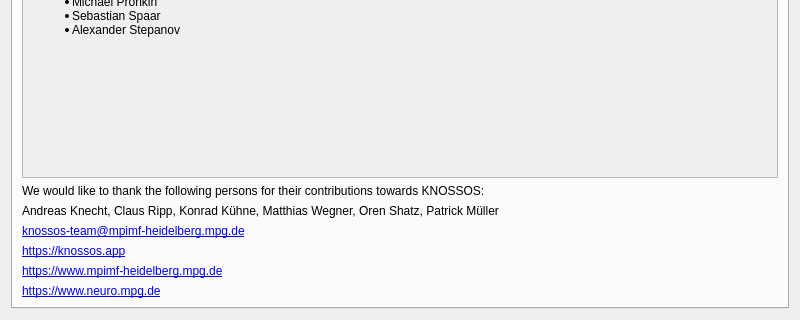
The window that widgets/aboutdialog.ui (knossos-project/knossos) describes before a commit, drawn with Qt 5; both pictures show x 0 to 800 and y 415 to 735 of the 800 by 735 pixel window.
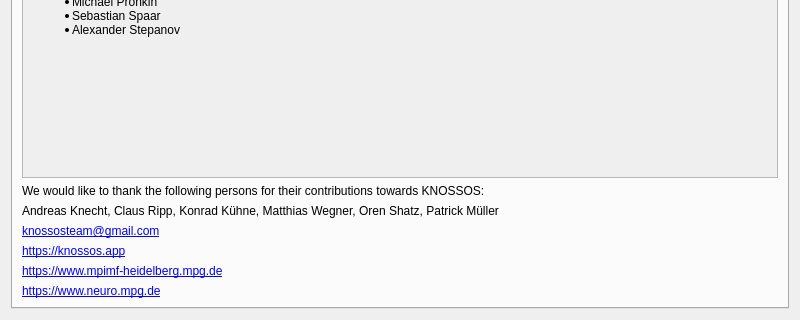
The same window after the commit. Icons and pictures are not drawn.

Patch:
```diff
--- a/widgets/aboutdialog.ui
+++ b/widgets/aboutdialog.ui
@@ -267,7 +267,7 @@
          <item>
           <widget class="QLabel" name="emailLabel">
            <property name="text">
-            <string>&lt;a href=&quot;mailto:knossos-team@mpimf-heidelberg.mpg.de&quot;&gt;knossos-team@mpimf-heidelberg.mpg.de&lt;/a&gt;</string>
+            <string>&lt;a href=&quot;mailto:knossosteam@gmail.com&quot;&gt;knossosteam@gmail.com&lt;/a&gt;</string>
            </property>
            <property name="openExternalLinks">
             <bool>true</bool>
```
